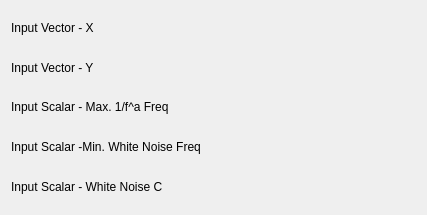
This is src/plugins/fits/kneefrequency/fitkneefrequencyconfig.ui in Kst-plot/kst as Qt 5 draws it before an edit. The edited form follows.
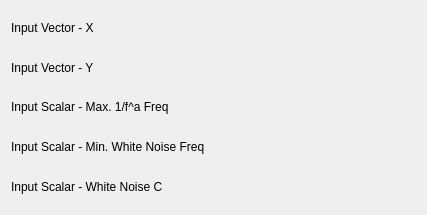
This is the edited form. Custom widgets are drawn as their Qt base class.

```diff
--- a/src/plugins/fits/kneefrequency/fitkneefrequencyconfig.ui
+++ b/src/plugins/fits/kneefrequency/fitkneefrequencyconfig.ui
@@ -111,7 +111,7 @@
         </sizepolicy>
        </property>
        <property name="text">
-        <string>Input Scalar -Min. White Noise Freq</string>
+        <string>Input Scalar - Min. White Noise Freq</string>
        </property>
        <property name="wordWrap">
         <bool>false</bool>
```
